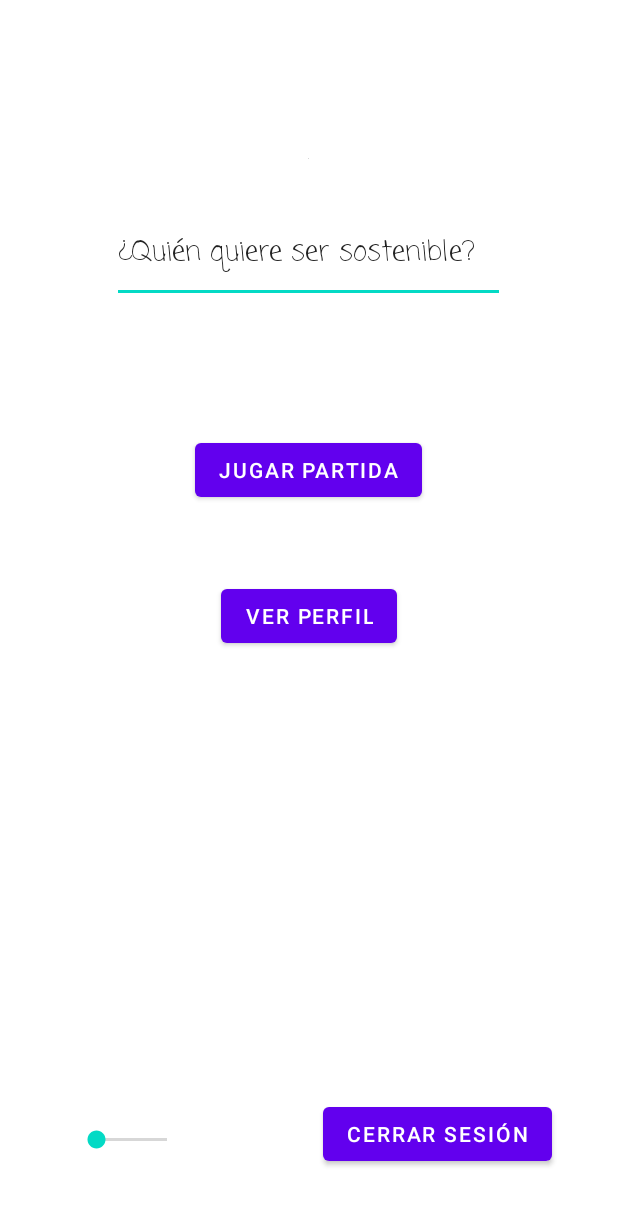
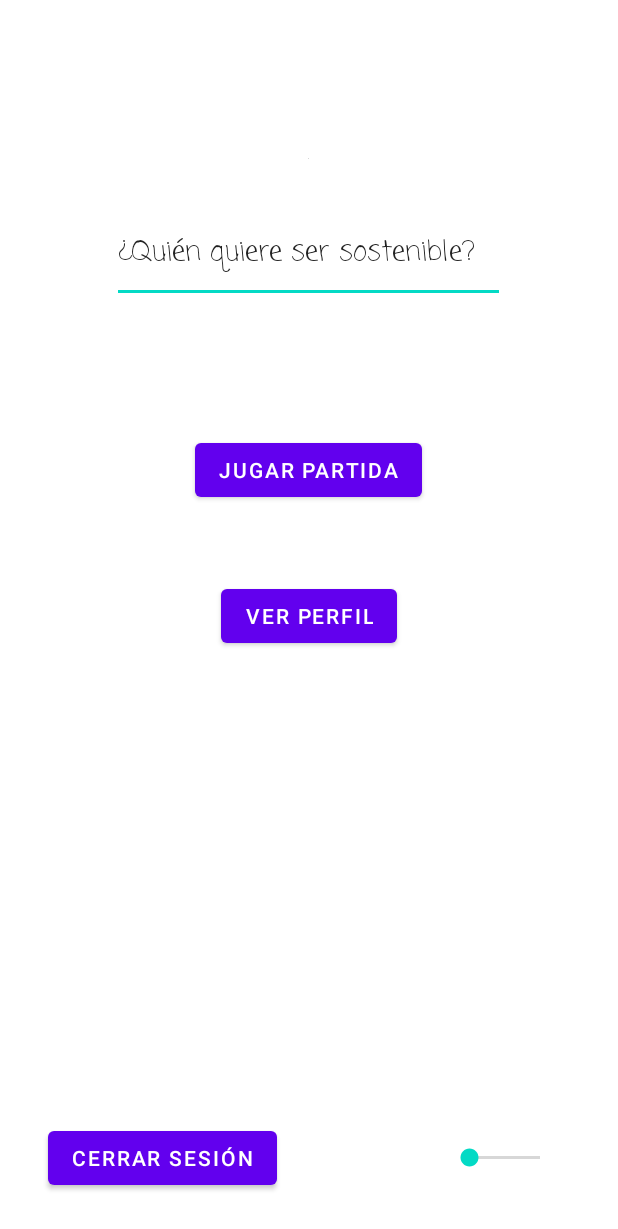
Before and after one commit to Ivangb0/Proyecto-PSW, an Android app: the layout jugarpartida.xml on its own in the app's theme, with its tools: preview values and no code run, on a phone screen of 412 x 824 dp. Shown: the top 1229 px of the screen. Run offline under Robolectric (Android 15) with nearby library versions, the phone set to English and light mode, and no system bars.

Commit message:
Se vienen cositas

```diff
--- a/app/src/main/java/BusinessLogic/User.java
+++ b/app/src/main/java/BusinessLogic/User.java
@@ -3,9 +3,11 @@ package BusinessLogic;
 import com.j256.ormlite.field.DatabaseField;
 import com.j256.ormlite.table.DatabaseTable;
 
+import java.io.Serializable;
+
 
 @DatabaseTable
-public class User {
+public class User implements Serializable {
 
     //atributos de la clase user
     @DatabaseField(id = true)
@@ -90,6 +92,4 @@ public class User {
     public void setTrofeos (int newTrofeos){
         this.trofeos = newTrofeos;
     }
-
-
 }
--- a/app/src/main/java/com/example/odswix/MainActivity.java
+++ b/app/src/main/java/com/example/odswix/MainActivity.java
@@ -37,7 +37,7 @@ public class MainActivity extends AppCompatActivity {
         }catch (java.lang.InterruptedException e){
             e.printStackTrace();
         }*/
-        Intent intent = new Intent(this, Registrarse.class);
+        Intent intent = new Intent(this, IniciarSesion.class);
 
         startActivity(intent);
 
--- a/app/src/main/res/layout/jugarpartida.xml
+++ b/app/src/main/res/layout/jugarpartida.xml
@@ -33,7 +33,7 @@
         app:layout_constraintTop_toBottomOf="@+id/imageView" />
 
     <Button
-        android:id="@+id/button2"
+        android:id="@+id/bpartida"
         android:layout_width="wrap_content"
         android:layout_height="wrap_content"
         android:layout_marginStart="128dp"
@@ -45,7 +45,7 @@
         app:layout_constraintTop_toBottomOf="@+id/editTextTextPersonName" />
 
     <Button
-        android:id="@+id/button3"
+        android:id="@+id/bperfil"
         android:layout_width="wrap_content"
         android:layout_height="wrap_content"
         android:layout_marginStart="146dp"
@@ -55,25 +55,25 @@
         android:text="Ver Perfil"
         app:layout_constraintEnd_toEndOf="parent"
         app:layout_constraintStart_toStartOf="parent"
-        app:layout_constraintTop_toBottomOf="@+id/button2" />
+        app:layout_constraintTop_toBottomOf="@+id/bpartida" />
 
     <Button
         android:id="@+id/btnCerrarSesion"
         android:layout_width="wrap_content"
         android:layout_height="wrap_content"
-        android:layout_marginEnd="44dp"
-        android:layout_marginBottom="44dp"
+        android:layout_marginStart="32dp"
+        android:layout_marginBottom="28dp"
         android:onClick="cerrarSes"
         android:text="Cerrar Sesión"
         app:layout_constraintBottom_toBottomOf="parent"
-        app:layout_constraintEnd_toEndOf="parent" />
+        app:layout_constraintStart_toStartOf="parent" />
 
     <SeekBar
         android:id="@+id/seekBar"
         android:layout_width="79dp"
         android:layout_height="39dp"
-        android:layout_marginStart="48dp"
-        android:layout_marginBottom="44dp"
+        android:layout_marginEnd="36dp"
+        android:layout_marginBottom="32dp"
         app:layout_constraintBottom_toBottomOf="parent"
-        app:layout_constraintStart_toStartOf="parent" />
+        app:layout_constraintEnd_toEndOf="parent" />
 </androidx.constraintlayout.widget.ConstraintLayout>
--- a/app/src/main/res/layout/perfil.xml
+++ b/app/src/main/res/layout/perfil.xml
@@ -7,12 +7,13 @@
     tools:context=".Perfil">
 
     <Button
-        android:id="@+id/button13"
+        android:id="@+id/bvolver"
         android:layout_width="wrap_content"
         android:layout_height="wrap_content"
         android:layout_marginStart="156dp"
         android:layout_marginBottom="16dp"
         android:layout_weight="1"
+        android:onClick="volver"
         android:text="Volver"
         app:layout_constraintBottom_toBottomOf="parent"
         app:layout_constraintStart_toStartOf="parent" />
@@ -29,7 +30,7 @@
         app:layout_constraintEnd_toEndOf="parent" />
 
     <TextView
-        android:id="@+id/PuntosUsuarios"
+        android:id="@+id/puntosUser"
         android:layout_width="wrap_content"
         android:layout_height="wrap_content"
         android:layout_marginStart="12dp"
--- a/app/src/main/res/layout/registrarusuario.xml
+++ b/app/src/main/res/layout/registrarusuario.xml
@@ -86,7 +86,7 @@
         android:layout_height="20dp"
         android:layout_marginStart="119dp"
         android:layout_marginEnd="116dp"
-        android:text="Formato de email incorrecto"
+        android:text="Email ya registrado"
         android:textColor="#FF0000"
         android:visibility="invisible"
         app:layout_constraintEnd_toEndOf="parent"
--- a/app/src/main/res/layout/retopregunta.xml
+++ b/app/src/main/res/layout/retopregunta.xml
@@ -88,7 +88,7 @@
         app:layout_constraintTop_toTopOf="parent" />
 
     <Button
-        android:id="@+id/button6"
+        android:id="@+id/bpista"
         android:layout_width="wrap_content"
         android:layout_height="wrap_content"
         android:layout_marginStart="45dp"
@@ -98,7 +98,7 @@
         app:layout_constraintTop_toBottomOf="@+id/buttonResp4" />
 
     <ImageButton
-        android:id="@+id/imageButton"
+        android:id="@+id/bpause"
         android:layout_width="wrap_content"
         android:layout_height="wrap_content"
         android:layout_marginTop="24dp"
@@ -121,7 +121,7 @@
         android:progress="30000"
         app:layout_constraintBottom_toTopOf="@+id/textView5"
         app:layout_constraintStart_toStartOf="parent"
-        app:layout_constraintTop_toBottomOf="@+id/imageButton" />
+        app:layout_constraintTop_toBottomOf="@+id/bpause" />
 
     <Button
         android:id="@+id/buttonResp2"
```
Also changed, not shown: app/src/main/AndroidManifest.xml (+11 -1 lines), app/src/main/java/com/example/odswix/JugarPartida.java (+9 -4 lines), app/src/main/java/com/example/odswix/Perfil.java (+23 -1 lines), app/src/main/java/com/example/odswix/Registrarse.java (+44 -2 lines).
